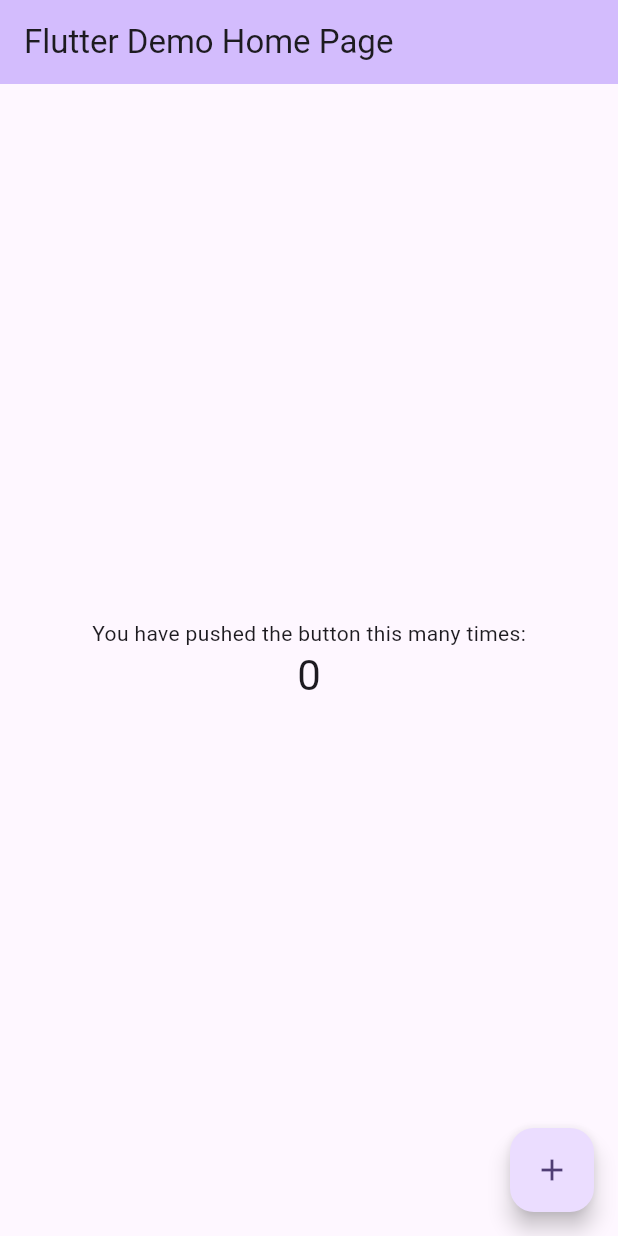
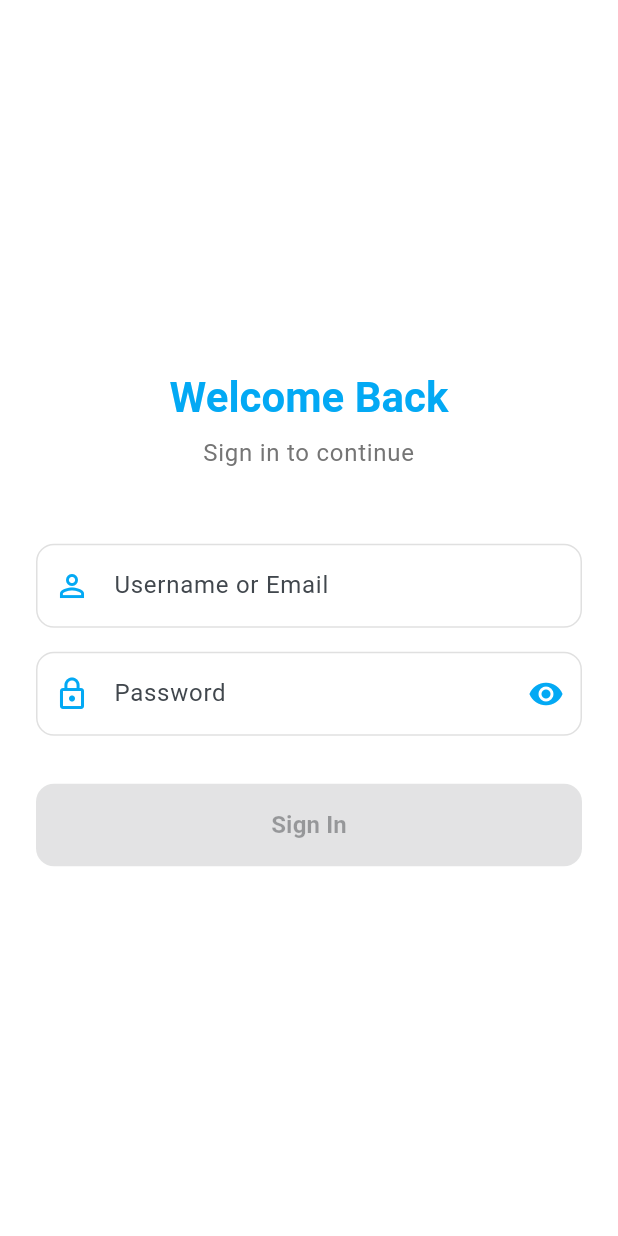
Before and after one commit to Day-Ones/cscb, a Flutter app: the screen it shows after launch, on a phone screen of 412 x 824 dp. Run offline on Flutter 3.47's test engine with Material 3 defaults, Android fonts, the phone set to English and light mode, and no system bars.

Commit message:
feat: implement login page with validation and navigation

```diff
--- a/cscb_app/lib/main.dart
+++ b/cscb_app/lib/main.dart
@@ -7,116 +7,220 @@ void main() {
 class MyApp extends StatelessWidget {
   const MyApp({super.key});
 
-  // This widget is the root of your application.
   @override
   Widget build(BuildContext context) {
     return MaterialApp(
-      title: 'Flutter Demo',
+      title: 'CSCB App',
       theme: ThemeData(
-        // This is the theme of your application.
-        //
-        // TRY THIS: Try running your application with "flutter run". You'll see
-        // the application has a purple toolbar. Then, without quitting the app,
-        // try changing the seedColor in the colorScheme below to Colors.green
-        // and then invoke "hot reload" (save your changes or press the "hot
-        // reload" button in a Flutter-supported IDE, or press "r" if you used
-        // the command line to start the app).
-        //
-        // Notice that the counter didn't reset back to zero; the application
-        // state is not lost during the reload. To reset the state, use hot
-        // restart instead.
-        //
-        // This works for code too, not just values: Most code changes can be
-        // tested with just a hot reload.
-        colorScheme: .fromSeed(seedColor: Colors.deepPurple),
+        colorScheme: ColorScheme.fromSeed(
+          seedColor: Colors.lightBlue,
+          primary: Colors.lightBlue,
+          surface: Colors.white,
+        ),
+        useMaterial3: true,
       ),
-      home: const MyHomePage(title: 'Flutter Demo Home Page'),
+      home: const LoginPage(),
     );
   }
 }
 
-class MyHomePage extends StatefulWidget {
-  const MyHomePage({super.key, required this.title});
-
-  // This widget is the home page of your application. It is stateful, meaning
-  // that it has a State object (defined below) that contains fields that affect
-  // how it looks.
-
-  // This class is the configuration for the state. It holds the values (in this
-  // case the title) provided by the parent (in this case the App widget) and
-  // used by the build method of the State. Fields in a Widget subclass are
-  // always marked "final".
-
-  final String title;
+class LoginPage extends StatefulWidget {
+  const LoginPage({super.key});
 
   @override
-  State<MyHomePage> createState() => _MyHomePageState();
+  State<LoginPage> createState() => _LoginPageState();
 }
 
-class _MyHomePageState extends State<MyHomePage> {
-  int _counter = 0;
+class _LoginPageState extends State<LoginPage> {
+  final _usernameController = TextEditingController();
+  final _passwordController = TextEditingController();
+  bool _obscurePassword = true;
+  bool _isFormValid = false;
 
-  void _incrementCounter() {
+  @override
+  void initState() {
+    super.initState();
+    _usernameController.addListener(_validateForm);
+    _passwordController.addListener(_validateForm);
+  }
+
+  void _validateForm() {
     setState(() {
-      // This call to setState tells the Flutter framework that something has
-      // changed in this State, which causes it to rerun the build method below
-      // so that the display can reflect the updated values. If we changed
-      // _counter without calling setState(), then the build method would not be
-      // called again, and so nothing would appear to happen.
-      _counter++;
+      _isFormValid =
+          _usernameController.text.isNotEmpty &&
+          _passwordController.text.isNotEmpty;
     });
   }
 
   @override
+  void dispose() {
+    _usernameController.dispose();
+    _passwordController.dispose();
+    super.dispose();
+  }
+
+  void _signIn() {
+    if (_isFormValid) {
+      Navigator.pushReplacement(
+        context,
+        MaterialPageRoute(builder: (context) => const MainPage()),
+      );
+    }
+  }
+
+  @override
   Widget build(BuildContext context) {
-    // This method is rerun every time setState is called, for instance as done
-    // by the _incrementCounter method above.
-    //
-    // The Flutter framework has been optimized to make rerunning build methods
-    // fast, so that you can just rebuild anything that needs updating rather
-    // than having to individually change instances of widgets.
     return Scaffold(
+      backgroundColor: Colors.white,
+      body: SafeArea(
+        child: Padding(
+          padding: const EdgeInsets.all(24.0),
+          child: Column(
+            mainAxisAlignment: MainAxisAlignment.center,
+            crossAxisAlignment: CrossAxisAlignment.stretch,
+            children: [
+              // App Title
+              Text(
+                'Welcome Back',
+                style: Theme.of(context).textTheme.headlineMedium?.copyWith(
+                  color: Colors.lightBlue,
+                  fontWeight: FontWeight.bold,
+                ),
+                textAlign: TextAlign.center,
+              ),
+              const SizedBox(height: 8),
+              Text(
+                'Sign in to continue',
+                style: Theme.of(
+                  context,
+                ).textTheme.bodyLarge?.copyWith(color: Colors.grey[600]),
+                textAlign: TextAlign.center,
+              ),
+              const SizedBox(height: 48),
+
+              // Username/Email Field
+              TextField(
+                controller: _usernameController,
+                decoration: InputDecoration(
+                  labelText: 'Username or Email',
+                  prefixIcon: Icon(
+                    Icons.person_outline,
+                    color: Colors.lightBlue,
+                  ),
+                  border: OutlineInputBorder(
+                    borderRadius: BorderRadius.circular(12),
+                  ),
+                  enabledBorder: OutlineInputBorder(
+                    borderRadius: BorderRadius.circular(12),
+                    borderSide: BorderSide(color: Colors.grey[300]!),
+                  ),
+                  focusedBorder: OutlineInputBorder(
+                    borderRadius: BorderRadius.circular(12),
+                    borderSide: const BorderSide(color: Colors.lightBlue),
+                  ),
+                ),
+              ),
+              const SizedBox(height: 16),
+
+              // Password Field
+              TextField(
+                controller: _passwordController,
+                obscureText: _obscurePassword,
+                decoration: InputDecoration(
+                  labelText: 'Password',
+                  prefixIcon: Icon(Icons.lock_outline, color: Colors.lightBlue),
+                  suffixIcon: IconButton(
+                    icon: Icon(
+                      _obscurePassword
+                          ? Icons.visibility
+                          : Icons.visibility_off,
+                      color: Colors.lightBlue,
+                    ),
+                    onPressed: () {
+                      setState(() {
+                        _obscurePassword = !_obscurePassword;
+                      });
+                    },
+                  ),
+                  border: OutlineInputBorder(
+                    borderRadius: BorderRadius.circular(12),
+                  ),
+                  enabledBorder: OutlineInputBorder(
+                    borderRadius: BorderRadius.circular(12),
+                    borderSide: BorderSide(color: Colors.grey[300]!),
+                  ),
+                  focusedBorder: OutlineInputBorder(
+                    borderRadius: BorderRadius.circular(12),
+                    borderSide: const BorderSide(color: Colors.lightBlue),
+                  ),
+                ),
+              ),
+              const SizedBox(height: 32),
+
+              // Sign In Button
+              ElevatedButton(
+                onPressed: _isFormValid ? _signIn : null,
+                style: ElevatedButton.styleFrom(
+                  backgroundColor: _isFormValid
+                      ? Colors.lightBlue
+                      : Colors.grey[300],
+                  foregroundColor: _isFormValid
+                      ? Colors.white
+                      : Colors.grey[500],
+                  padding: const EdgeInsets.symmetric(vertical: 16),
+                  shape: RoundedRectangleBorder(
+                    borderRadius: BorderRadius.circular(12),
+                  ),
+                  elevation: _isFormValid ? 2 : 0,
+                ),
+                child: const Text(
+                  'Sign In',
+                  style: TextStyle(fontSize: 16, fontWeight: FontWeight.w600),
+                ),
+              ),
+            ],
+          ),
+        ),
+      ),
+    );
+  }
+}
+
+class MainPage extends StatelessWidget {
+  const MainPage({super.key});
+
+  @override
+  Widget build(BuildContext context) {
+    return Scaffold(
+      backgroundColor: Colors.white,
       appBar: AppBar(
-        // TRY THIS: Try changing the color here to a specific color (to
-        // Colors.amber, perhaps?) and trigger a hot reload to see the AppBar
-        // change color while the other colors stay the same.
-        backgroundColor: Theme.of(context).colorScheme.inversePrimary,
-        // Here we take the value from the MyHomePage object that was created by
-        // the App.build method, and use it to set our appbar title.
-        title: Text(widget.title),
+        title: const Text('CSCB App'),
+        backgroundColor: Colors.lightBlue,
+        foregroundColor: Colors.white,
+        elevation: 0,
       ),
-      body: Center(
-        // Center is a layout widget. It takes a single child and positions it
-        // in the middle of the parent.
+      body: const Center(
         child: Column(
-          // Column is also a layout widget. It takes a list of children and
-          // arranges them vertically. By default, it sizes itself to fit its
-          // children horizontally, and tries to be as tall as its parent.
-          //
-          // Column has various properties to control how it sizes itself and
-          // how it positions its children. Here we use mainAxisAlignment to
-          // center the children vertically; the main axis here is the vertical
-          // axis because Columns are vertical (the cross axis would be
-          // horizontal).
-          //
-          // TRY THIS: Invoke "debug painting" (choose the "Toggle Debug Paint"
-          // action in the IDE, or press "p" in the console), to see the
-          // wireframe for each widget.
-          mainAxisAlignment: .center,
+          mainAxisAlignment: MainAxisAlignment.center,
           children: [
-            const Text('You have pushed the button this many times:'),
+            Icon(Icons.check_circle_outline, size: 80, color: Colors.lightBlue),
+            SizedBox(height: 16),
             Text(
-              '$_counter',
-              style: Theme.of(context).textTheme.headlineMedium,
+              'Welcome to CSCB App!',
+              style: TextStyle(
+                fontSize: 24,
+                fontWeight: FontWeight.bold,
+                color: Colors.lightBlue,
+              ),
+            ),
+            SizedBox(height: 8),
+            Text(
+              'You have successfully logged in.',
+              style: TextStyle(fontSize: 16, color: Colors.grey),
             ),
           ],
         ),
       ),
-      floatingActionButton: FloatingActionButton(
-        onPressed: _incrementCounter,
-        tooltip: 'Increment',
-        child: const Icon(Icons.add),
-      ),
     );
   }
 }
```
